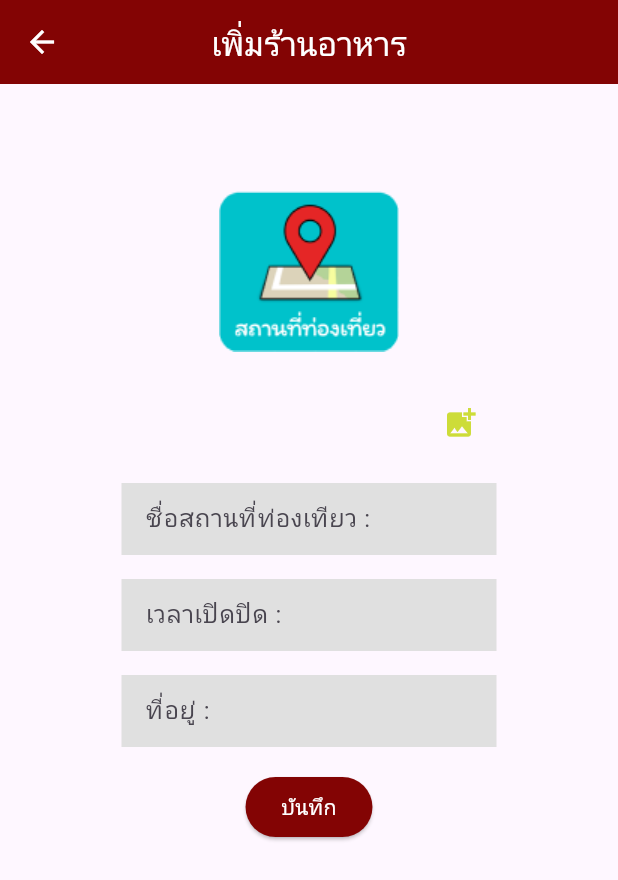
After one commit to Porscheploy/Bothong, a Flutter app: the ListTravel screen opened by its route, after a tap on the "add" icon, on a phone screen of 412 x 824 dp. The commit adds this screen. Shown: the top 880 px of the screen. Run offline on Flutter 3.47's test engine with Material 2 defaults, Android fonts, the phone set to English and light mode, and no system bars; our stand-ins replace cloud_firestore, firebase_auth, firebase_core, firebase_storage, geolocator, get and 2 more; accounts and stored records are empty.

Commit message:
Travel OK

```diff
--- /dev/null
+++ b/lib/models/travel_model.dart
@@ -0,0 +1,37 @@
+import 'dart:convert';
+
+// ignore_for_file: public_member_api_docs, sort_constructors_first
+class TravelModel {
+  final String urlImage;
+  final String nameTravel;
+  final String timeTravel;
+  final String addressTravel;
+  TravelModel({
+    required this.urlImage,
+    required this.nameTravel,
+    required this.timeTravel,
+    required this.addressTravel,
+  });
+
+  Map<String, dynamic> toMap() {
+    return <String, dynamic>{
+      'urlImage': urlImage,
+      'nameTravel': nameTravel,
+      'timeTravel': timeTravel,
+      'addressTravel': addressTravel,
+    };
+  }
+
+  factory TravelModel.fromMap(Map<String, dynamic> map) {
+    return TravelModel(
+      urlImage: (map['urlImage'] ?? '') as String,
+      nameTravel: (map['nameTravel'] ?? '') as String,
+      timeTravel: (map['timeTravel'] ?? '') as String,
+      addressTravel: (map['addressTravel'] ?? '') as String,
+    );
+  }
+
+  String toJson() => json.encode(toMap());
+
+  factory TravelModel.fromJson(String source) => TravelModel.fromMap(json.decode(source) as Map<String, dynamic>);
+}
--- /dev/null
+++ b/lib/states/add_travel.dart
@@ -0,0 +1,114 @@
+// ignore_for_file: avoid_print
+
+import 'package:cloud_firestore/cloud_firestore.dart';
+import 'package:flutter/material.dart';
+import 'package:get/get.dart';
+import 'package:ungcomplant/models/shop_model.dart';
+import 'package:ungcomplant/models/travel_model.dart';
+import 'package:ungcomplant/utility/app_controller.dart';
+import 'package:ungcomplant/utility/app_dialog.dart';
+import 'package:ungcomplant/utility/app_service.dart';
+import 'package:ungcomplant/widgets/widget_button.dart';
+import 'package:ungcomplant/widgets/widget_form.dart';
+import 'package:ungcomplant/widgets/widget_icon_button.dart';
+import 'package:ungcomplant/widgets/widget_image.dart';
+import 'package:ungcomplant/widgets/widget_take_photo.dart';
+import 'package:ungcomplant/widgets/widget_text.dart';
+
+class AddTravel extends StatefulWidget {
+  const AddTravel({super.key});
+
+  @override
+  State<AddTravel> createState() => _AddTravelState();
+}
+
+class _AddTravelState extends State<AddTravel> {
+  String? nameTravel, timeTravel, addressTravel;
+
+  @override
+  Widget build(BuildContext context) {
+    return Scaffold(
+      appBar: AppBar(
+        title: const WidgetText(text: 'เพิ่มร้านอาหาร'),
+      ),
+      body: GetX(
+          init: AppController(),
+          builder: (AppController appController) {
+            print('file --> ${appController.files.length}');
+            return ListView(
+              children: [
+                const WidgetTakePhoto(
+                  pathImageShow: 'images/item3.png',
+                ),
+                SizedBox(
+                  width: 250,
+                  child: Column(
+                    children: [
+                      WidgetForm(
+                        hint: 'ชื่อสถานที่ท่องเทียว :',
+                        changeFunc: (p0) {
+                          nameTravel = p0.trim();
+                        },
+                      ),
+                      WidgetForm(
+                        hint: 'เวลาเปิดปิด :',
+                        changeFunc: (p0) {
+                          timeTravel = p0.trim();
+                        },
+                      ),
+                      WidgetForm(
+                        hint: 'ที่อยู่ :',
+                        changeFunc: (p0) {
+                          addressTravel = p0.trim();
+                        },
+                      ),
+                      const SizedBox(
+                        height: 16,
+                      ),
+                      WidgetButton(
+                        label: 'บันทึก',
+                        pressFunc: () {
+                          if (appController.files.isEmpty) {
+                            AppDialog(context: context).normalDialog(
+                                title: 'ยังไม่มีรูป',
+                                detail: 'กรุณาถ่ายรูปด้วย คะ');
+                          } else if ((nameTravel?.isEmpty ?? true) ||
+                              (timeTravel?.isEmpty ?? true) ||
+                              (addressTravel?.isEmpty ?? true)) {
+                            AppDialog(context: context).normalDialog(
+                                title: 'มีช่องว่าง',
+                                detail: 'กรุณากรอกทุกช่อง นะคะ');
+                          } else {
+                            AppService()
+                                .processUploadImage(path: 'travel')
+                                .then((value) async {
+                              print(
+                                  'urlImage --> ${appController.urlImages.last}');
+
+                              TravelModel travelModel = TravelModel(
+                                  urlImage: appController.urlImages.last,
+                                  nameTravel: nameTravel!,
+                                  timeTravel: timeTravel!,
+                                  addressTravel: addressTravel!);
+
+                              await FirebaseFirestore.instance
+                                  .collection('travel')
+                                  .doc()
+                                  .set(travelModel.toMap())
+                                  .then((value) {
+                                AppService().readTravelModels();
+                                Get.back();
+                              });
+                            });
+                          }
+                        },
+                      ),
+                    ],
+                  ),
+                ),
+              ],
+            );
+          }),
+    );
+  }
+}
--- a/lib/states/list_travel.dart
+++ b/lib/states/list_travel.dart
@@ -1,11 +1,86 @@
 import 'package:flutter/material.dart';
+import 'package:get/get.dart';
+import 'package:ungcomplant/states/add_travel.dart';
+import 'package:ungcomplant/utility/app_constant.dart';
+import 'package:ungcomplant/utility/app_controller.dart';
+import 'package:ungcomplant/utility/app_service.dart';
+import 'package:ungcomplant/widgets/widget_floating_add.dart';
+import 'package:ungcomplant/widgets/widget_image_network.dart';
 import 'package:ungcomplant/widgets/widget_text.dart';
 
-class ListTravel extends StatelessWidget {
+class ListTravel extends StatefulWidget {
   const ListTravel({super.key});
 
   @override
+  State<ListTravel> createState() => _ListTravelState();
+}
+
+class _ListTravelState extends State<ListTravel> {
+  @override
+  void initState() {
+    super.initState();
+    AppService().readTravelModels();
+  }
+
+  @override
   Widget build(BuildContext context) {
-    return Scaffold(appBar: AppBar(title: WidgetText(text: 'สถานที่ท่องเที่ยว'),),);
+    return LayoutBuilder(builder: (context, BoxConstraints boxConstraints) {
+      return GetX(
+          init: AppController(),
+          builder: (AppController appController) {
+            print('travelModels ---> ${appController.travelModels.length}');
+            return Scaffold(
+              appBar: AppBar(
+                title: const WidgetText(text: 'สถานที่ท่องเที่ยว'),
+              ),
+              floatingActionButton: WidgetFloatingAdd(
+                pressFunc: () {
+                  Get.to(const AddTravel())!.then((value) {});
+                },
+              ),
+              body: appController.travelModels.isEmpty ? const SizedBox() :  ListView.builder(
+                      itemCount: appController.travelModels.length,
+                      itemBuilder: (context, index) => Row(
+                        children: [
+                          Container(
+                            padding: const EdgeInsets.all(8),
+                            width: boxConstraints.maxWidth * 0.5,
+                            height: boxConstraints.maxWidth * 0.3,
+                            child: WidgetImageNetwork(
+                                urlPath:
+                                    appController.travelModels[index].urlImage),
+                          ),
+                          Container(
+                            padding: const EdgeInsets.all(8),
+                            width: boxConstraints.maxWidth * 0.5,
+                            height: boxConstraints.maxWidth * 0.3,
+                            child: Column(
+                              crossAxisAlignment: CrossAxisAlignment.start,
+                              children: [
+                                WidgetText(
+                                  text:
+                                      appController.travelModels[index].nameTravel,
+                                  textStyle: AppConstant().defaultStyle(
+                                      size: 20, fontWeight: FontWeight.bold),
+                                ),
+                                WidgetText(
+                                    text:
+                                        'เวลา เปิดปิด : ${appController.travelModels[index].timeTravel}'),
+                                WidgetText(
+                                  text: appController
+                                      .travelModels[index].addressTravel,
+                                  textStyle: AppConstant().defaultStyle(
+                                    color: Colors.red,
+                                  ),
+                                )
+                              ],
+                            ),
+                          ),
+                        ],
+                      ),
+                    ),
+            );
+          });
+    });
   }
 }
--- a/lib/utility/app_controller.dart
+++ b/lib/utility/app_controller.dart
@@ -4,6 +4,7 @@ import 'package:geolocator/geolocator.dart';
 import 'package:get/get.dart';
 import 'package:ungcomplant/models/complant_model.dart';
 import 'package:ungcomplant/models/shop_model.dart';
+import 'package:ungcomplant/models/travel_model.dart';
 import 'package:ungcomplant/models/user_model.dart';
 
 class AppController extends GetxController {
@@ -16,9 +17,9 @@ class AppController extends GetxController {
   RxList docIdComplants = <String>[].obs;
   RxList userModels = <UserModel>[].obs;
   RxList chooseStatuss = <String?>[null].obs;
-
   RxList files = <File>[].obs;
   RxList urlImages = <String>[].obs;
   RxList shopModels = <ShopModel>[].obs;
 
+  RxList travelModels = <TravelModel>[].obs;
 }
--- a/lib/utility/app_service.dart
+++ b/lib/utility/app_service.dart
@@ -12,6 +12,7 @@ import 'package:get/get.dart';
 import 'package:intl/intl.dart';
 import 'package:ungcomplant/models/complant_model.dart';
 import 'package:ungcomplant/models/shop_model.dart';
+import 'package:ungcomplant/models/travel_model.dart';
 import 'package:ungcomplant/models/user_model.dart';
 import 'package:ungcomplant/utility/app_controller.dart';
 import 'package:ungcomplant/utility/app_dialog.dart';
@@ -19,6 +20,19 @@ import 'package:ungcomplant/widgets/widget_button.dart';
 
 class AppService {
   AppController appController = Get.put(AppController());
+
+  Future<void> readTravelModels() async {
+    if (appController.travelModels.isNotEmpty) {
+      appController.travelModels.clear();
+    }
+
+    await FirebaseFirestore.instance.collection('travel').get().then((value) {
+      for (var element in value.docs) {
+        TravelModel model = TravelModel.fromMap(element.data());
+        appController.travelModels.add(model);
+      }
+    });
+  }
 
   Future<void> readShopModels() async {
     if (appController.shopModels.isNotEmpty) {
```
Also changed, not shown: lib/states/list_shop_food.dart (+14 -4 lines).
